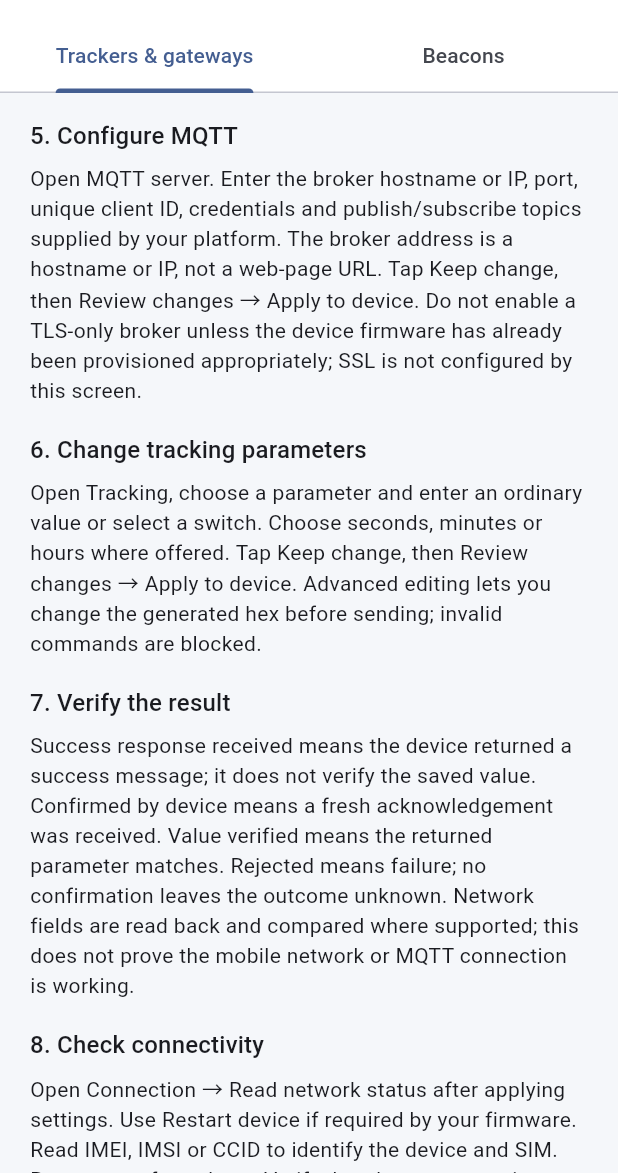
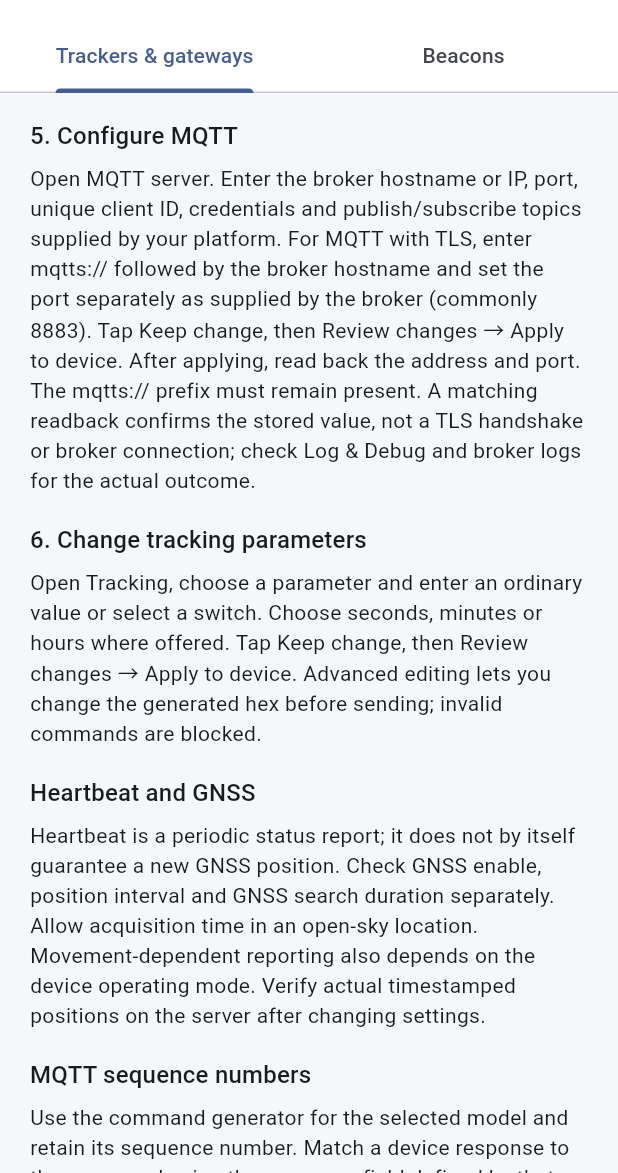
Before and after one commit to laytonohan211-jpg/lansitec-ble-windows, a Flutter app: the HelpPage screen opened directly, scrolled down 576 dp, on a phone screen of 412 x 824 dp, the part 63-1236 px from its top. Run offline on Flutter 3.47's test engine with Material 3 defaults, Android fonts, the phone set to English and light mode, and no system bars; drawn by our look-alikes of toastification; our stand-ins replace dio, equatable, flutter_bloc, flutter_blue_plus, get_it, go_router and 5 more; accounts and stored records are empty.

Commit message:
Accept MQTT TLS addresses and explain GNSS, sequence numbers and connectivity diagnostics (1.6.2)

```diff
--- a/lib/modules/guided/beacon_snapshot.dart
+++ b/lib/modules/guided/beacon_snapshot.dart
@@ -286,7 +286,7 @@ class _BeaconSnapshotState extends State<BeaconSnapshot> {
         TextButton.icon(
           onPressed: () async {
             final report = [
-              'Ls BLE Guided 1.6.1 — beacon',
+              'Ls BLE Guided 1.6.2 — beacon',
               'Name: ${widget.device.platformName}',
               for (final s in widget.services)
                 'Service ${s.uuid.str}: ${s.characteristics.map((c) => '${c.uuid.str} read=${c.properties.read} write=${c.properties.write || c.properties.writeWithoutResponse}').join(', ')}',
--- a/lib/modules/guided/device_setup_page.dart
+++ b/lib/modules/guided/device_setup_page.dart
@@ -1,3 +1,4 @@
+import 'mqtt_address.dart';
 import 'battery_info.dart';
 import 'dart:async';
 import 'dart:convert';
@@ -1244,6 +1245,10 @@ class _DeviceSetupPageState extends State<DeviceSetupPage> {
             child: SelectableText(netState),
           ),
         ),
+      heading('Investigate a missing report'),
+      const Text('Check these separately: mobile-network registration; MQTT broker connection and authentication; TLS negotiation; GNSS position fix. A Bluetooth connection or a saved setting does not confirm any of these. Use the device network response, Log & Debug, and broker logs to identify the last successful step. No coordinates alone do not prove a GNSS hardware fault.'),
+      const SizedBox(height: 8),
+      const Text('Copy diagnostics and the relevant Log & Debug messages. Email alessandro.paperi@lansitec.com with model, firmware, time of the failure and broker-side error. Remove credentials before sharing.'),
       heading('Device information'),
       for (final name in ['Device IMEI', 'Device IMSI', 'Device CCID'])
         if (fields.containsKey(norm(name)))
@@ -1477,7 +1482,7 @@ class _DeviceSetupPageState extends State<DeviceSetupPage> {
     await Clipboard.setData(
       ClipboardData(
         text:
-            'Ls BLE Guided 1.6.1\nModel: $model\nRadio: ${family?.name}\nGATT: ${services.where((s) => shortUuid(s.uuid.str) == 'fff0').expand((s) => s.characteristics.map((c) => shortUuid(c.uuid.str))).join(',')}\n${redactDiagnostic(trace.join('\n'))}',
+            'Ls BLE Guided 1.6.2\nModel: $model\nRadio: ${family?.name}\nGATT: ${services.where((s) => shortUuid(s.uuid.str) == 'fff0').expand((s) => s.characteristics.map((c) => shortUuid(c.uuid.str))).join(',')}\n${redactDiagnostic(trace.join('\n'))}',
       ),
     );
     message('Diagnostics copied.');
@@ -1681,6 +1686,8 @@ class _DeviceSetupPageState extends State<DeviceSetupPage> {
                               labelText: 'Value',
                             ),
                           ),
+                        if (!readonly && name == 'HostName(URL/IP)')
+                          const Text('MQTT with TLS: enter mqtts:// followed by the broker hostname. Set the broker port separately (commonly 8883). Readback must retain the prefix; a matching value confirms storage, not a successful TLS connection.'),
                         if (!readonly &&
                             (name.contains('User') || name == 'APN Name'))
                           CheckboxListTile(
@@ -1754,12 +1761,7 @@ class _DeviceSetupPageState extends State<DeviceSetupPage> {
         throw FormatException('Port must be 1–65535.');
       }
     }
-    if (name == 'HostName(URL/IP)' &&
-        (v.contains('/') || RegExp(r'\s').hasMatch(v))) {
-      throw FormatException(
-        'Use a hostname or IP address, without URL scheme/path.',
-      );
-    }
+    if (name == 'HostName(URL/IP)') validateMqttAddress(v);
     if (name == 'MQTT PubTopic' && (v.contains('#') || v.contains('+'))) {
       throw FormatException('Publish topics cannot contain wildcards.');
     }
--- a/lib/modules/guided/help_page.dart
+++ b/lib/modules/guided/help_page.dart
@@ -86,9 +86,13 @@ class TrackerGuide extends StatelessWidget {
             '4. Configure the network':
                 'Open SIM & network. Tap a field to read it before editing. For NB-IoT/LTE-M, select LTE-RAT, scan order and the bands supplied by your operator. Cat-1 does not expose those radio fields. Enter the APN and any username, password and authentication method supplied with the SIM.',
             '5. Configure MQTT':
-                'Open MQTT server. Enter the broker hostname or IP, port, unique client ID, credentials and publish/subscribe topics supplied by your platform. The broker address is a hostname or IP, not a web-page URL. Tap Keep change, then Review changes → Apply to device. Do not enable a TLS-only broker unless the device firmware has already been provisioned appropriately; SSL is not configured by this screen.',
+                'Open MQTT server. Enter the broker hostname or IP, port, unique client ID, credentials and publish/subscribe topics supplied by your platform. For MQTT with TLS, enter mqtts:// followed by the broker hostname and set the port separately as supplied by the broker (commonly 8883). Tap Keep change, then Review changes → Apply to device. After applying, read back the address and port. The mqtts:// prefix must remain present. A matching readback confirms the stored value, not a TLS handshake or broker connection; check Log & Debug and broker logs for the actual outcome.',
             '6. Change tracking parameters':
                 'Open Tracking, choose a parameter and enter an ordinary value or select a switch. Choose seconds, minutes or hours where offered. Tap Keep change, then Review changes → Apply to device. Advanced editing lets you change the generated hex before sending; invalid commands are blocked.',
+            'Heartbeat and GNSS':
+                'Heartbeat is a periodic status report; it does not by itself guarantee a new GNSS position. Check GNSS enable, position interval and GNSS search duration separately. Allow acquisition time in an open-sky location. Movement-dependent reporting also depends on the device operating mode. Verify actual timestamped positions on the server after changing settings.',
+            'MQTT sequence numbers':
+                'Use the command generator for the selected model and retain its sequence number. Match a device response to the command using the sequence field defined by that model protocol. Broker delivery alone does not confirm that the device applied the command. Verify the reply and read back the setting. Do not reuse a command format from a different device family.',
             '7. Verify the result':
                 'Success response received means the device returned a success message; it does not verify the saved value. Confirmed by device means a fresh acknowledgement was received. Value verified means the returned parameter matches. Rejected means failure; no confirmation leaves the outcome unknown. Network fields are read back and compared where supported; this does not prove the mobile network or MQTT connection is working.',
             '8. Check connectivity':
--- a/lib/modules/guided/livestock_setup_page.dart
+++ b/lib/modules/guided/livestock_setup_page.dart
@@ -172,7 +172,7 @@ class _LivestockSetupPageState extends State<LivestockSetupPage> {
     try{final payload=lsHex(lsBytes(raw));final decoded=await const MethodChannel('lansitec/decoder').invokeMethod<String>('decode',{'family':'livestock','payload':payload});if(!mounted)return;await showDialog<void>(context:context,builder:(ctx)=>AlertDialog(title:const Text('Livestock report'),content:SingleChildScrollView(child:SelectableText(const JsonEncoder.withIndent('  ').convert(jsonDecode(decoded??'{}')))),actions:[TextButton(onPressed:()=>Navigator.pop(ctx),child:const Text('Close'))]));}catch(e){if(mounted)setState(()=>status='Could not decode report: $e');}
   }
   @override Widget build(BuildContext context)=>DisconnectGuard(connected:connected,busy:busy,child:Scaffold(
-    appBar:AppBar(title:const Text('Livestock Tracker'),actions:[logDebugButton(context,widget.device,field('ff86'),busy:busy),IconButton(tooltip:'Refresh',onPressed:busy||!connected?null:readAll,icon:const Icon(Icons.refresh)),IconButton(tooltip:'Copy diagnostics',onPressed:()async{await Clipboard.setData(ClipboardData(text:['Ls BLE Guided 1.6.1', 'Model: LoRaWAN Livestock Tracker', 'Device: ${widget.device?.platformName}', 'ID: ${widget.device?.remoteId.str}', 'Info: $info',status,...history].join('\n')));},icon:const Icon(Icons.copy))]),
+    appBar:AppBar(title:const Text('Livestock Tracker'),actions:[logDebugButton(context,widget.device,field('ff86'),busy:busy),IconButton(tooltip:'Refresh',onPressed:busy||!connected?null:readAll,icon:const Icon(Icons.refresh)),IconButton(tooltip:'Copy diagnostics',onPressed:()async{await Clipboard.setData(ClipboardData(text:['Ls BLE Guided 1.6.2', 'Model: LoRaWAN Livestock Tracker', 'Device: ${widget.device?.platformName}', 'ID: ${widget.device?.remoteId.str}', 'Info: $info',status,...history].join('\n')));},icon:const Icon(Icons.copy))]),
     body:ListView(padding:const EdgeInsets.all(16),children:[
       if(busy)const LinearProgressIndicator(),
       if(status.isNotEmpty)Padding(padding:const EdgeInsets.symmetric(vertical:12),child:SelectableText(status)),
--- a/lib/modules/guided/lorawan_setup_page.dart
+++ b/lib/modules/guided/lorawan_setup_page.dart
@@ -160,7 +160,7 @@ class _LoRaSetupPageState extends State<LoRaSetupPage> {
         IconButton(tooltip: 'Read current fields', onPressed: busy || !linked ? null : read, icon: const Icon(Icons.refresh)),
         IconButton(tooltip: 'Copy diagnostics', onPressed: () async {
           await Clipboard.setData(ClipboardData(text: [
-            'Ls BLE Guided 1.6.1 — LoRaWAN', widget.device.platformName,
+            'Ls BLE Guided 1.6.2 — LoRaWAN', widget.device.platformName,
             'Selected model: ${model?.name ?? 'none'}', status,
             for (final e in characteristics.entries)
               '${e.key} ${loRaFields[e.key]} read=${e.value.properties.read} write=${e.value.properties.write} withoutResponse=${e.value.properties.writeWithoutResponse}: ${values[e.key] ?? 'not read'}',
--- /dev/null
+++ b/lib/modules/guided/mqtt_address.dart
@@ -0,0 +1,9 @@
+void validateMqttAddress(String value) {
+  final host = value.startsWith('mqtts://') ? value.substring(8) : value;
+  if (host.isEmpty || RegExp(r'[\s/@?#]').hasMatch(host) || host.contains('://')) {
+    throw const FormatException('Enter a hostname or IP, optionally prefixed with mqtts://. Enter the port separately; no path or credentials.');
+  }
+  if (host.contains(':') && !(host.startsWith('[') && host.endsWith(']'))) {
+    throw const FormatException('Enter the port separately. Enclose an IPv6 address in brackets.');
+  }
+}
--- a/lib/modules/peripherals/peripheral_characteristics_page.dart
+++ b/lib/modules/peripherals/peripheral_characteristics_page.dart
@@ -215,7 +215,7 @@ class _PeripheralCharacteristicsPageState
                 tooltip: 'Copy device diagnostics',
                 onPressed: () async {
                   await Clipboard.setData(ClipboardData(text: [
-                    'Ls BLE Guided 1.6.1 — device profile',
+                    'Ls BLE Guided 1.6.2 — device profile',
                     'Name: ${widget.device.platformName}',
                     'Beacon profile: $_beaconGatt',
                     for (final s in _services)
--- a/pubspec.yaml
+++ b/pubspec.yaml
@@ -3,7 +3,7 @@ description: "A new Flutter project."
 
 publish_to: "none" # Remove this line if you wish to publish to pub.dev
 
-version: 1.6.1+27
+version: 1.6.2+28
 
 environment:
   sdk: ^3.7.0
```
Also changed, not shown: 3 other files.
